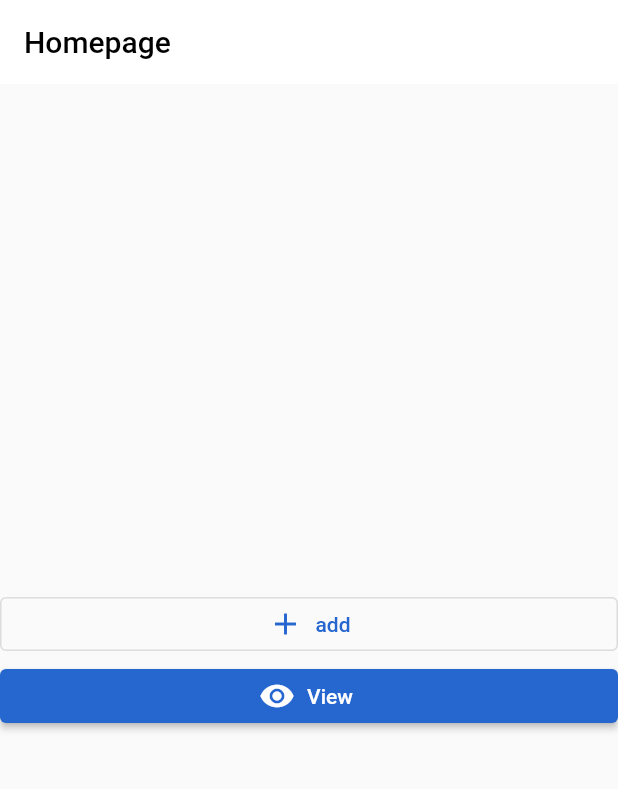
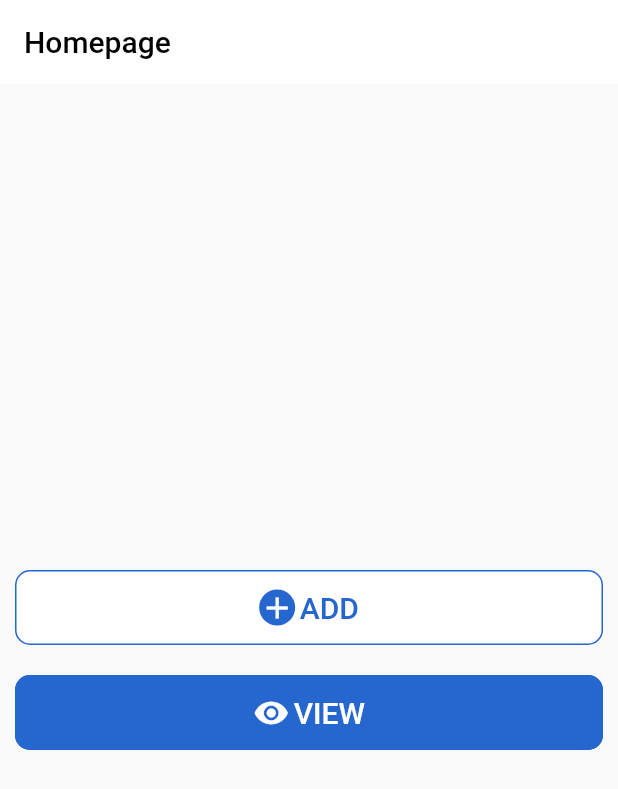
Before and after one commit to Ayush13Bhatia/resume_app, a Flutter app: the screen it shows after launch, on a phone screen of 412 x 824 dp. Shown: the top 789 px of the screen. Run offline on Flutter 3.47's test engine with Material 2 defaults, Android fonts, the phone set to English and light mode, and no system bars; our stand-ins replace dotted_border, file_picker, get, open_filex, photo_view, sqflite_sqlcipher; accounts and stored records are empty.

Commit message:
Elevation Button

```diff
--- /dev/null
+++ b/lib/components/elevation_button_widget.dart
@@ -0,0 +1,77 @@
+import 'package:flutter/material.dart';
+import 'package:resume_app1/utils/my_themes.dart';
+
+class ElevationButtonWidget extends StatelessWidget {
+  final Function()? onPressed;
+  final Widget? child;
+  final IconData? icon;
+  final String? text;
+  final Color? backgroundColor;
+  final Color? borderColor;
+  final Color? iconColor;
+  final Color? textStyleColor;
+  final bool? showIcon;
+  final EdgeInsetsGeometry? padding;
+
+  const ElevationButtonWidget(
+      {Key? key,
+      this.showIcon = true,
+      this.padding,
+      this.iconColor,
+      this.textStyleColor,
+      this.borderColor,
+      this.backgroundColor,
+      this.icon,
+      this.text,
+      this.onPressed,
+      this.child})
+      : super(key: key);
+
+  @override
+  Widget build(BuildContext context) {
+    return Padding(
+      padding: padding ?? const EdgeInsets.all(10.0),
+      child: SizedBox(
+        height: 50,
+        child: ElevatedButton(
+          style: ElevatedButton.styleFrom(
+            elevation: 0,
+            backgroundColor: backgroundColor ?? MyThemes.primary,
+            shape: RoundedRectangleBorder(
+              borderRadius: BorderRadius.circular(10),
+              side: BorderSide(
+                color: borderColor ?? MyThemes.primary,
+              ),
+            ),
+          ),
+          onPressed: onPressed,
+          child: Row(
+            mainAxisAlignment: MainAxisAlignment.center,
+            children: [
+              (showIcon == true)
+                  ? Container(
+                      decoration: BoxDecoration(
+                        borderRadius: BorderRadius.circular(18),
+                        color: MyThemes.primary,
+                      ),
+                      // color: MyThemes.primary,
+                      child: Icon(
+                        icon ?? Icons.remove_red_eye,
+                        color: iconColor ?? MyThemes.white,
+                      ),
+                    )
+                  : Container(),
+              const SizedBox(
+                width: 3,
+              ),
+              Text(
+                text ?? "ADD",
+                style: TextStyle(fontSize: 20, color: textStyleColor ?? MyThemes.white),
+              ),
+            ],
+          ),
+        ),
+      ),
+    );
+  }
+}
--- a/lib/screen/add_screen.dart
+++ b/lib/screen/add_screen.dart
@@ -3,6 +3,7 @@ import 'dart:io';
 
 import 'package:file_picker/file_picker.dart';
 import 'package:flutter/material.dart';
+import 'package:resume_app1/components/elevation_button_widget.dart';
 import 'package:resume_app1/utils/my_themes.dart';
 
 import '../components/app_bar_widget.dart';
@@ -269,20 +270,42 @@ class _AddScreenState extends State<AddScreen> {
                   mainAxisAlignment: MainAxisAlignment.center,
                   crossAxisAlignment: CrossAxisAlignment.stretch,
                   children: [
-                    ElevatedButton(
-                      style: ElevatedButton.styleFrom(backgroundColor: MyThemes.primary),
+                    // ElevatedButton(
+                    //   style: ElevatedButton.styleFrom(backgroundColor: MyThemes.primary),
+                    //   onPressed: () {
+                    //     if (_formKey.currentState!.validate()) {
+                    //       return _addItems(Resume());
+                    //     }
+                    //   },
+                    //   child: const Text(
+                    //     'ADD',
+                    //     style: TextStyle(
+                    //       color: Colors.white,
+                    //     ),
+                    //   ),
+                    // ),
+                    ElevationButtonWidget(
                       onPressed: () {
                         if (_formKey.currentState!.validate()) {
-                          return _addItems(Resume());
+                          int myCurrentYear = DateFormat("dd-MM-yyyy").parse(dobController.text).year;
+                          return _addItems(
+                            Resume(
+                              name: nameController.text,
+                              currentCTC: currentCTCController.text,
+                              expectedCTC: expectedCTCController.text,
+                              gender: gender,
+                              skils: skill,
+                              resumePdf: resumePdf,
+                              image: profilePic,
+                              createdTime: DateFormat('dd-MM-yyyy').parse(dobController.text),
+                              age: int.parse((DateTime.now().year - myCurrentYear).toString()),
+                            ),
+                          );
                         }
                       },
-                      child: const Text(
-                        'ADD',
-                        style: TextStyle(
-                          color: Colors.white,
-                        ),
-                      ),
-                    ),
+                      padding: const EdgeInsets.all(1.5),
+                      showIcon: false,
+                    )
                   ],
                 ),
               ],
--- a/lib/screen/home_screen.dart
+++ b/lib/screen/home_screen.dart
@@ -1,5 +1,6 @@
 import 'package:flutter/material.dart';
 import 'package:get/get.dart';
+import 'package:resume_app1/components/elevation_button_widget.dart';
 import 'package:resume_app1/utils/my_themes.dart';
 import '../db/sql_helper.dart';
 import '../screen/view_screen.dart';
@@ -38,32 +39,15 @@ class _HomeScreenState extends State<HomeScreen> {
           mainAxisAlignment: MainAxisAlignment.center,
           crossAxisAlignment: CrossAxisAlignment.stretch,
           children: [
-            OutlinedButton.icon(
+            ElevationButtonWidget(
               onPressed: () => Get.to(const AddScreen()),
-              icon: const Icon(
-                Icons.add,
-                color: MyThemes.primary,
-              ),
-              label: const Text(
-                'add',
-                style: TextStyle(
-                  color: MyThemes.primary,
-                ),
-              ),
+              icon: Icons.add,
+              backgroundColor: MyThemes.white,
+              textStyleColor: MyThemes.primary,
             ),
-            ElevatedButton.icon(
-              style: ElevatedButton.styleFrom(
-                backgroundColor: MyThemes.primary,
-              ),
+            ElevationButtonWidget(
               onPressed: () => Get.to(const ViewScreen()),
-              icon: const Icon(
-                Icons.remove_red_eye,
-                color: Colors.white,
-              ),
-              label: const Text(
-                "View",
-                style: TextStyle(color: Colors.white),
-              ),
+              text: "VIEW",
             ),
           ],
         ),
```
